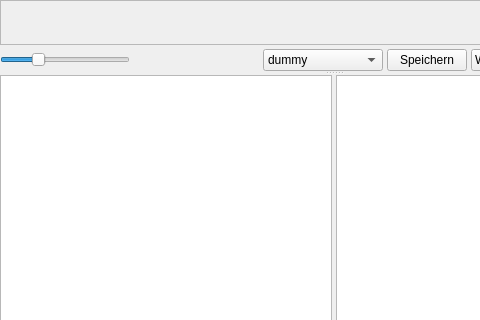
The window that kleiner-brauhelfer/widgets/wdgwebvieweditable.ui (kleiner-brauhelfer/kleiner-brauhelfer-2) describes before a commit, drawn with Qt 5; both pictures show x 0 to 480 and y 0 to 320 of the 668 by 609 pixel window.
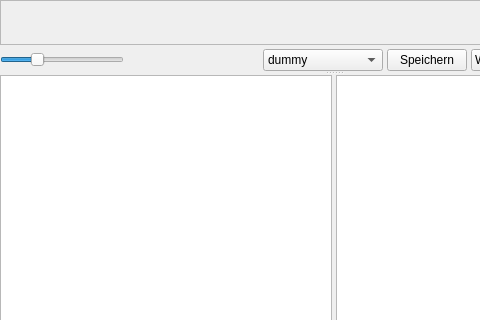
The same window after the commit. Custom widgets are drawn as their Qt base class.

The edit to the form file:
```diff
--- a/kleiner-brauhelfer/widgets/wdgwebvieweditable.ui
+++ b/kleiner-brauhelfer/widgets/wdgwebvieweditable.ui
@@ -109,6 +109,9 @@
            </property>
           </widget>
          </item>
+         <item>
+          <widget class="QLabel" name="lblZoom"/>
+         </item>
          <item>
           <spacer name="horizontalSpacer_3">
            <property name="orientation">
```
